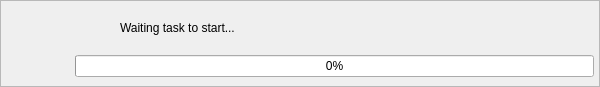
Qt form libs/libgui/ui/widgets/taskprogresswidget.ui (maniac787/pgmodeler) before a commit.
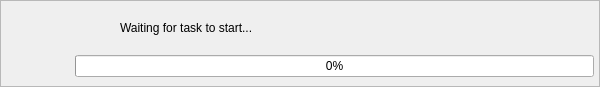
The same form after that commit. Icons and pictures are not drawn.

Commit message: Improve semantic clarity in internationalization strings on taskprogresswidget.ui

What changed in the file:
```diff
--- a/libs/libgui/ui/widgets/taskprogresswidget.ui
+++ b/libs/libgui/ui/widgets/taskprogresswidget.ui
@@ -140,7 +140,7 @@
            </font>
           </property>
           <property name="text">
-           <string>Waiting task to start...</string>
+           <string>Waiting for task to start...</string>
           </property>
          </widget>
         </item>
```
